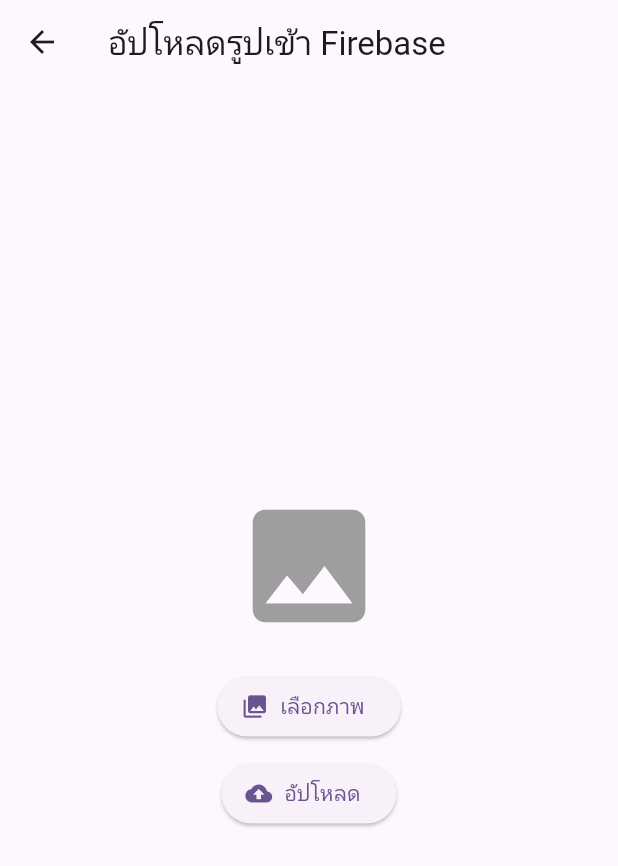
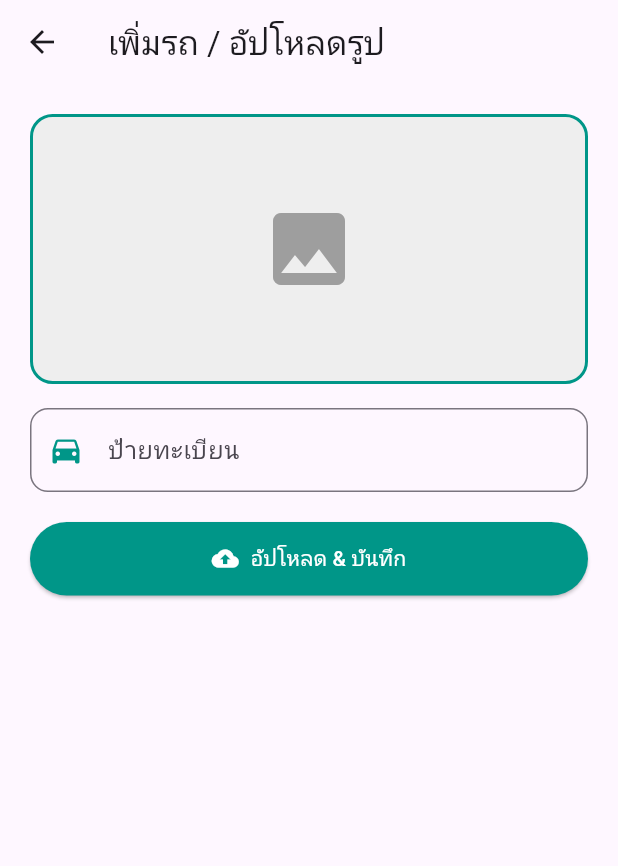
Before and after one commit to DemoEto/trackStatus_flutter, a Flutter app: the VehiclePage screen opened by its route, after a tap on the "add" icon, on a phone screen of 412 x 824 dp. Shown: the top 866 px of the screen. Run offline on Flutter 3.47's test engine with Material 3 defaults, Android fonts, the phone set to English and light mode, and no system bars; our stand-ins replace cloud_firestore, firebase_auth, firebase_core, firebase_storage, font_awesome_flutter, go_router and 3 more; missing offline and left inert: mobile_scanner, webview_flutter_android, webview_flutter_wkwebview; accounts and stored records are empty.

Commit message:
M:Adjust color

```diff
--- a/lib/pages/vehicle_add_page.dart
+++ b/lib/pages/vehicle_add_page.dart
@@ -14,81 +14,131 @@ class UploadImagePage extends StatefulWidget {
 class _UploadImagePageState extends State<UploadImagePage> {
   File? _imageFile;
   bool _isLoading = false;
+  final _plateCtrl = TextEditingController();
+
+  @override
+  void dispose() {
+    _plateCtrl.dispose();
+    super.dispose();
+  }
 
   Future<void> _pickImage() async {
-    final picker = ImagePicker();
-    final pickedFile =
-        await picker.pickImage(source: ImageSource.gallery); // หรือ camera
-    if (pickedFile != null) {
-      setState(() {
-        _imageFile = File(pickedFile.path);
-      });
+    final picked = await ImagePicker().pickImage(source: ImageSource.gallery);
+    if (picked != null) {
+      setState(() => _imageFile = File(picked.path));
     }
   }
 
-  Future<void> _uploadImage() async {
-    if (_imageFile == null) return;
-
+  Future<void> _save() async {
+    if (_imageFile == null) {
+      ScaffoldMessenger.of(
+        context,
+      ).showSnackBar(const SnackBar(content: Text("กรุณาเลือกรูปก่อน")));
+      return;
+    }
     setState(() => _isLoading = true);
 
+    final fileName = 'veh_${DateTime.now().millisecondsSinceEpoch}.jpg';
+    final ref = FirebaseStorage.instance.ref('vehicles/$fileName');
+
     try {
-      // อัปโหลดไป Firebase Storage
-      String fileName = DateTime.now().millisecondsSinceEpoch.toString();
-      Reference ref =
-          FirebaseStorage.instance.ref().child("uploads").child(fileName);
+      // 1) อัปโหลด
+      await ref.putFile(
+        _imageFile!,
+        SettableMetadata(contentType: 'image/jpeg'),
+      );
 
-      UploadTask uploadTask = ref.putFile(_imageFile!);
-      TaskSnapshot snapshot = await uploadTask;
+      // 2) ขอ URL (ต้องผ่าน rules read)
+      final url = await ref.getDownloadURL();
 
-      // ดึง URL ดาวน์โหลด
-      String downloadURL = await snapshot.ref.getDownloadURL();
-
-      // บันทึกลง Firestore
-      await FirebaseFirestore.instance.collection("images").add({
-        "url": downloadURL,
-        "createdAt": Timestamp.now(),
+      // 3) เขียนเข้า collection ที่หน้ารายการใช้อยู่ (vehicles)
+      await FirebaseFirestore.instance.collection('vehicles').add({
+        'licensePlate': _plateCtrl.text.trim(),
+        'imageUrl': url,
+        'createdAt': FieldValue.serverTimestamp(),
       });
+      if (!mounted) return;
+      ScaffoldMessenger.of(
+        context,
+      ).showSnackBar(const SnackBar(content: Text('บันทึกเรียบร้อย ✅')));
+      Navigator.pop(context); // กลับไปหน้ารายการรถ
+    } on FirebaseException catch (e) {
+      // แยก error ให้รู้ว่า fail ตรงไหน
+      final code = e.code;
+      String where = 'unknown';
+      if (e.message?.contains('getDownloadURL') == true)
+        where = 'getDownloadURL';
+      if (e.message?.contains('putFile') == true) where = 'upload';
 
       ScaffoldMessenger.of(context).showSnackBar(
-        const SnackBar(content: Text("Upload สำเร็จ ✅")),
+        SnackBar(content: Text('ผิดพลาด ($where): [${e.code}] ${e.message}')),
       );
-
-      setState(() {
-        _imageFile = null;
-      });
     } catch (e) {
-      ScaffoldMessenger.of(context).showSnackBar(
-        SnackBar(content: Text("Error: $e")),
-      );
+      ScaffoldMessenger.of(
+        context,
+      ).showSnackBar(SnackBar(content: Text('ผิดพลาด: $e')));
     } finally {
-      setState(() => _isLoading = false);
+      if (mounted) setState(() => _isLoading = false);
     }
   }
 
   @override
   Widget build(BuildContext context) {
     return Scaffold(
-      appBar: AppBar(title: const Text("อัปโหลดรูปเข้า Firebase")),
-      body: Center(
+      appBar: AppBar(title: const Text("เพิ่มรถ / อัปโหลดรูป")),
+      body: Padding(
+        padding: const EdgeInsets.all(20),
         child: Column(
-          mainAxisAlignment: MainAxisAlignment.center,
           children: [
-            _imageFile != null
-                ? Image.file(_imageFile!, height: 200)
-                : const Icon(Icons.image, size: 100, color: Colors.grey),
+            GestureDetector(
+              onTap: _pickImage,
+              child: Container(
+                height: 180,
+                width: double.infinity,
+                decoration: BoxDecoration(
+                  borderRadius: BorderRadius.circular(15),
+                  color: Colors.grey[200],
+                  border: Border.all(color: Colors.teal, width: 2),
+                ),
+                child: _imageFile == null
+                    ? const Center(
+                        child: Icon(Icons.image, size: 64, color: Colors.grey),
+                      )
+                    : ClipRRect(
+                        borderRadius: BorderRadius.circular(15),
+                        child: Image.file(_imageFile!, fit: BoxFit.cover),
+                      ),
+              ),
+            ),
+            const SizedBox(height: 16),
+            TextField(
+              controller: _plateCtrl,
+              decoration: InputDecoration(
+                labelText: "ป้ายทะเบียน",
+                prefixIcon: const Icon(
+                  Icons.directions_car,
+                  color: Colors.teal,
+                ),
+                border: OutlineInputBorder(
+                  borderRadius: BorderRadius.circular(12),
+                ),
+              ),
+            ),
             const SizedBox(height: 20),
-            ElevatedButton.icon(
-              onPressed: _pickImage,
-              icon: const Icon(Icons.photo_library),
-              label: const Text("เลือกภาพ"),
-            ),
-            const SizedBox(height: 10),
-            ElevatedButton.icon(
-              onPressed: _isLoading ? null : _uploadImage,
-              icon: const Icon(Icons.cloud_upload),
-              label: _isLoading
-                  ? const CircularProgressIndicator()
-                  : const Text("อัปโหลด"),
+            SizedBox(
+              width: double.infinity,
+              child: ElevatedButton.icon(
+                onPressed: _isLoading ? null : _save,
+                icon: const Icon(Icons.cloud_upload),
+                label: _isLoading
+                    ? const CircularProgressIndicator(color: Colors.white)
+                    : const Text("อัปโหลด & บันทึก"),
+                style: ElevatedButton.styleFrom(
+                  backgroundColor: Colors.teal,
+                  foregroundColor: Colors.white,
+                  padding: const EdgeInsets.symmetric(vertical: 14),
+                ),
+              ),
             ),
           ],
         ),
--- a/lib/pages/vehicle_page.dart
+++ b/lib/pages/vehicle_page.dart
@@ -15,7 +15,10 @@ class _VehiclePageState extends State<VehiclePage> {
   // ลบข้อมูล + กันเคส imageUrl ว่าง/ลบไม่ได้
   Future<void> _deleteVehicle(String vehicleId, String imageUrl) async {
     try {
-      await FirebaseFirestore.instance.collection("vehicles").doc(vehicleId).delete();
+      await FirebaseFirestore.instance
+          .collection("vehicles")
+          .doc(vehicleId)
+          .delete();
 
       if (imageUrl.isNotEmpty) {
         try {
@@ -26,14 +29,14 @@ class _VehiclePageState extends State<VehiclePage> {
       }
 
       if (!mounted) return;
-      ScaffoldMessenger.of(context).showSnackBar(
-        const SnackBar(content: Text("ลบข้อมูลเรียบร้อย")),
-      );
+      ScaffoldMessenger.of(
+        context,
+      ).showSnackBar(const SnackBar(content: Text("ลบข้อมูลเรียบร้อย")));
     } catch (e) {
       if (!mounted) return;
-      ScaffoldMessenger.of(context).showSnackBar(
-        SnackBar(content: Text("เกิดข้อผิดพลาดในการลบ: $e")),
-      );
+      ScaffoldMessenger.of(
+        context,
+      ).showSnackBar(SnackBar(content: Text("เกิดข้อผิดพลาดในการลบ: $e")));
     }
   }
 
@@ -68,9 +71,15 @@ class _VehiclePageState extends State<VehiclePage> {
         children: [
           Icon(Icons.directions_car, size: 64, color: Colors.grey),
           SizedBox(height: 16),
-          Text("ยังไม่มีข้อมูลรถ", style: TextStyle(fontSize: 18, color: Colors.grey)),
+          Text(
+            "ยังไม่มีข้อมูลรถ",
+            style: TextStyle(fontSize: 18, color: Colors.grey),
+          ),
           SizedBox(height: 8),
-          Text("กดปุ่ม + เพื่อเพิ่มรถ", style: TextStyle(fontSize: 14, color: Colors.grey)),
+          Text(
+            "กดปุ่ม + เพื่อเพิ่มรถ",
+            style: TextStyle(fontSize: 14, color: Colors.grey),
+          ),
         ],
       ),
     );
@@ -86,6 +95,7 @@ class _VehiclePageState extends State<VehiclePage> {
       appBar: AppBar(
         title: const Text("ข้อมูลรถ"),
         backgroundColor: Colors.teal,
+        foregroundColor: Colors.white,
         centerTitle: true,
       ),
       body: StreamBuilder<QuerySnapshot<Map<String, dynamic>>>(
@@ -132,7 +142,9 @@ class _VehiclePageState extends State<VehiclePage> {
             itemBuilder: (context, index) {
               final vehicle = docs[index].data();
 
-              final licensePlate = (vehicle['licensePlate'] as String?)?.trim().isNotEmpty == true
+              final licensePlate =
+                  (vehicle['licensePlate'] as String?)?.trim().isNotEmpty ==
+                      true
                   ? vehicle['licensePlate'] as String
                   : 'ไม่ระบุ';
 
@@ -151,7 +163,9 @@ class _VehiclePageState extends State<VehiclePage> {
 
               return Card(
                 margin: const EdgeInsets.symmetric(horizontal: 16, vertical: 8),
-                shape: RoundedRectangleBorder(borderRadius: BorderRadius.circular(12)),
+                shape: RoundedRectangleBorder(
+                  borderRadius: BorderRadius.circular(12),
+                ),
                 elevation: 4,
                 child: ListTile(
                   leading: imageUrl.isNotEmpty
@@ -162,14 +176,25 @@ class _VehiclePageState extends State<VehiclePage> {
                             width: 60,
                             height: 60,
                             fit: BoxFit.cover,
-                            errorBuilder: (context, error, stackTrace) => const Icon(
-                              Icons.broken_image, size: 60, color: Colors.grey),
+                            errorBuilder: (context, error, stackTrace) =>
+                                const Icon(
+                                  Icons.broken_image,
+                                  size: 60,
+                                  color: Colors.grey,
+                                ),
                           ),
                         )
-                      : const Icon(Icons.directions_car, size: 60, color: Colors.grey),
+                      : const Icon(
+                          Icons.directions_car,
+                          size: 60,
+                          color: Colors.grey,
+                        ),
                   title: Text(
                     licensePlate,
-                    style: const TextStyle(fontWeight: FontWeight.bold, fontSize: 18),
+                    style: const TextStyle(
+                      fontWeight: FontWeight.bold,
+                      fontSize: 18,
+                    ),
                   ),
                   subtitle: Text("เพิ่มเมื่อ: $createdAtText"),
                   trailing: Wrap(
@@ -192,7 +217,8 @@ class _VehiclePageState extends State<VehiclePage> {
                       ),
                       IconButton(
                         icon: const Icon(Icons.delete, color: Colors.red),
-                        onPressed: () => _confirmDelete(docs[index].id, imageUrl),
+                        onPressed: () =>
+                            _confirmDelete(docs[index].id, imageUrl),
                       ),
                     ],
                   ),
```
